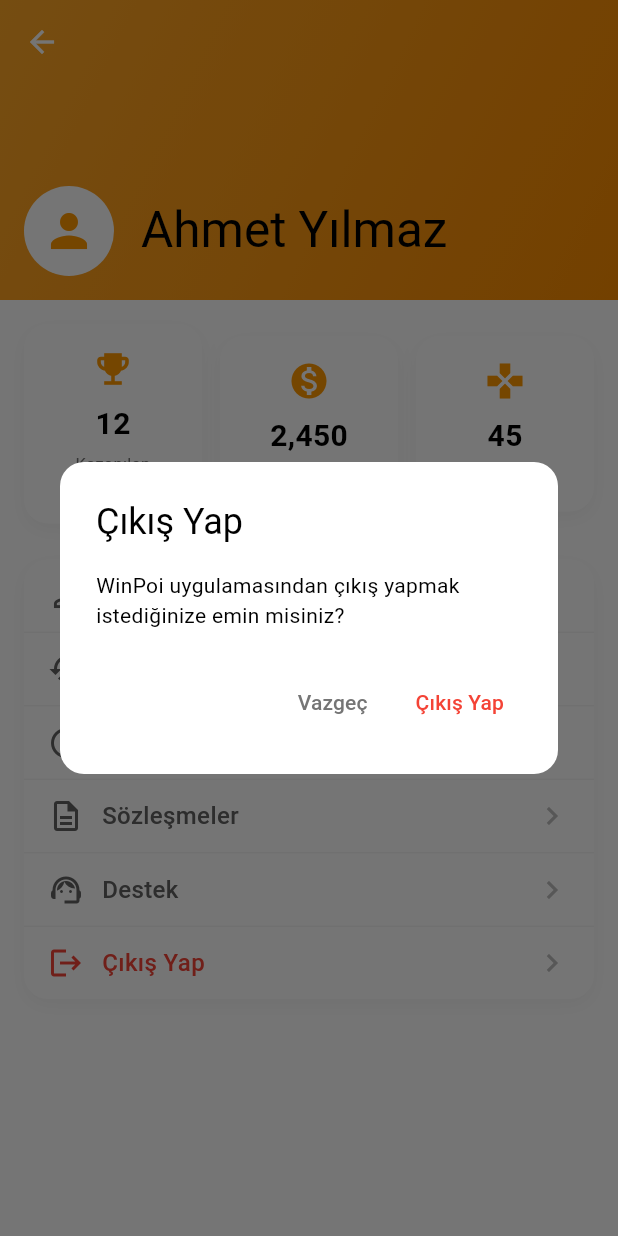
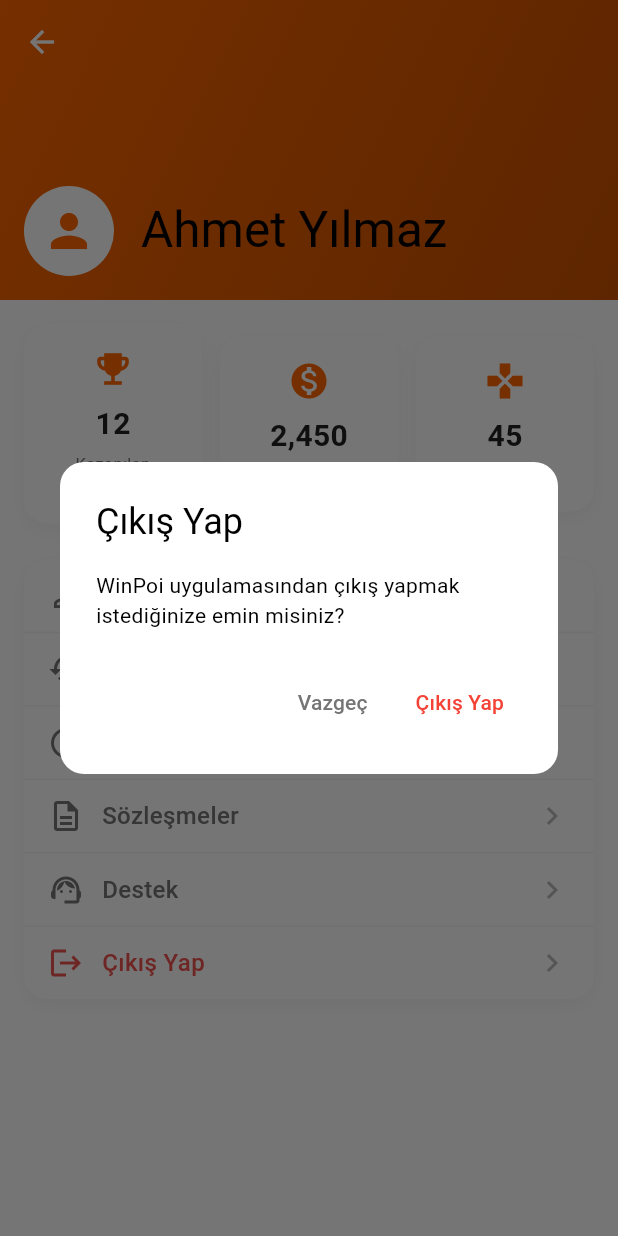
Before and after one commit to furkanozcel/winpoiIlk, a Flutter app: the ProfilePage screen opened directly, after a tap on "Çıkış Yap", on a phone screen of 412 x 824 dp. Run offline on Flutter 3.47's test engine with Material 3 defaults, Android fonts, the light colour scheme and no system bars; our stand-ins replace cloud_firestore, firebase_auth, firebase_core; accounts and stored records are empty; network calls fail.

Commit message:
tema değişti

```diff
--- a/lib/features/profile_page/presentation/pages/profile_page.dart
+++ b/lib/features/profile_page/presentation/pages/profile_page.dart
@@ -1,4 +1,5 @@
 import 'package:flutter/material.dart';
+import 'package:winpoi/core/theme/app_theme.dart';
 import 'package:winpoi/features/profile_page/presentation/pages/about_app_page.dart';
 import 'package:winpoi/features/profile_page/presentation/pages/agreements_page.dart';
 import 'package:winpoi/features/profile_page/presentation/pages/game_history_page.dart';
@@ -16,6 +17,7 @@ class _ProfilePageState extends State<ProfilePage> {
   @override
   Widget build(BuildContext context) {
     return Scaffold(
+      backgroundColor: AppTheme.backgroundColor,
       body: CustomScrollView(
         slivers: [
           SliverAppBar(
@@ -23,13 +25,13 @@ class _ProfilePageState extends State<ProfilePage> {
             pinned: true,
             flexibleSpace: FlexibleSpaceBar(
               background: Container(
-                decoration: BoxDecoration(
+                decoration: const BoxDecoration(
                   gradient: LinearGradient(
                     begin: Alignment.topLeft,
                     end: Alignment.bottomRight,
                     colors: [
-                      Colors.orange.shade400,
-                      Colors.orange.shade600,
+                      AppTheme.primaryColor,
+                      AppTheme.primaryDarkColor,
                     ],
                   ),
                 ),
@@ -39,7 +41,7 @@ class _ProfilePageState extends State<ProfilePage> {
                   CircleAvatar(
                     radius: 20,
                     backgroundColor: Colors.white,
-                    child: Icon(Icons.person, color: Colors.orange),
+                    child: Icon(Icons.person, color: AppTheme.primaryColor),
                   ),
                   SizedBox(width: 12),
                   Text('Ahmet Yılmaz'),
@@ -83,7 +85,6 @@ class _ProfilePageState extends State<ProfilePage> {
                     ],
                   ),
                   const SizedBox(height: 24),
-
                   // Menü Listesi
                   _buildMenuSection(context),
                 ],
@@ -103,7 +104,7 @@ class _ProfilePageState extends State<ProfilePage> {
     return Container(
       padding: const EdgeInsets.all(16),
       decoration: BoxDecoration(
-        color: Colors.white,
+        color: AppTheme.surfaceColor,
         borderRadius: BorderRadius.circular(16),
         boxShadow: [
           BoxShadow(
@@ -115,20 +116,21 @@ class _ProfilePageState extends State<ProfilePage> {
       ),
       child: Column(
         children: [
-          Icon(icon, color: Colors.orange, size: 28),
+          Icon(icon, color: AppTheme.primaryColor, size: 28),
           const SizedBox(height: 8),
           Text(
             value,
-            style: const TextStyle(
+            style: TextStyle(
               fontSize: 20,
               fontWeight: FontWeight.bold,
+              color: AppTheme.textPrimaryColor,
             ),
           ),
           const SizedBox(height: 4),
           Text(
             title,
             style: TextStyle(
-              color: Colors.grey.shade600,
+              color: AppTheme.textSecondaryColor,
               fontSize: 11,
             ),
             textAlign: TextAlign.center,
@@ -141,7 +143,7 @@ class _ProfilePageState extends State<ProfilePage> {
   Widget _buildMenuSection(BuildContext context) {
     return Container(
       decoration: BoxDecoration(
-        color: Colors.white,
+        color: AppTheme.surfaceColor,
         borderRadius: BorderRadius.circular(16),
         boxShadow: [
           BoxShadow(
@@ -156,45 +158,38 @@ class _ProfilePageState extends State<ProfilePage> {
           _buildMenuItem(
             icon: Icons.person_outline,
             title: 'Profil Bilgileri',
-            onTap: () {
-              Navigator.push(
-                  context,
-                  MaterialPageRoute(
-                      builder: (context) => const ProfileDetailsPage()));
-            },
+            onTap: () => Navigator.push(
+              context,
+              MaterialPageRoute(
+                  builder: (context) => const ProfileDetailsPage()),
+            ),
           ),
           _buildDivider(),
           _buildMenuItem(
             icon: Icons.history,
             title: 'Oyun Geçmişi',
-            onTap: () {
-              Navigator.push(
-                  context,
-                  MaterialPageRoute(
-                      builder: (context) => const GameHistoryPage()));
-            },
+            onTap: () => Navigator.push(
+              context,
+              MaterialPageRoute(builder: (context) => const GameHistoryPage()),
+            ),
           ),
           _buildDivider(),
           _buildMenuItem(
             icon: Icons.info_outline,
             title: 'Uygulama Hakkında',
-            onTap: () {
-              Navigator.push(
-                  context,
-                  MaterialPageRoute(
-                      builder: (context) => const AboutAppPage()));
-            },
+            onTap: () => Navigator.push(
+              context,
+              MaterialPageRoute(builder: (context) => const AboutAppPage()),
+            ),
           ),
           _buildDivider(),
           _buildMenuItem(
             icon: Icons.description_outlined,
             title: 'Sözleşmeler',
-            onTap: () {
-              Navigator.push(
-                  context,
-                  MaterialPageRoute(
-                      builder: (context) => const AgreementsPage()));
-            },
+            onTap: () => Navigator.push(
+              context,
+              MaterialPageRoute(builder: (context) => const AgreementsPage()),
+            ),
           ),
           _buildDivider(),
           _buildMenuItem(
@@ -206,7 +201,7 @@ class _ProfilePageState extends State<ProfilePage> {
           _buildMenuItem(
             icon: Icons.logout,
             title: 'Çıkış Yap',
-            textColor: Colors.red,
+            textColor: AppTheme.errorColor,
             onTap: () async {
               final result = await showDialog<bool>(
                 context: context,
@@ -215,10 +210,6 @@ class _ProfilePageState extends State<ProfilePage> {
 
               if (result == true) {
                 // Çıkış işlemleri burada yapılacak
-                // Örneğin:
-                // - Token'ı sil
-                // - Kullanıcı verilerini temizle
-                // - Login sayfasına yönlendir
               }
             },
           ),
@@ -242,21 +233,21 @@ class _ProfilePageState extends State<ProfilePage> {
             Icon(
               icon,
               size: 24,
-              color: textColor ?? Colors.grey.shade700,
+              color: textColor ?? AppTheme.textSecondaryColor,
             ),
             const SizedBox(width: 12),
             Text(
               title,
               style: TextStyle(
                 fontSize: 16,
-                color: textColor ?? Colors.grey.shade700,
+                color: textColor ?? AppTheme.textSecondaryColor,
                 fontWeight: FontWeight.w500,
               ),
             ),
             const Spacer(),
             Icon(
               Icons.chevron_right,
-              color: Colors.grey.shade400,
+              color: AppTheme.textSecondaryColor.withOpacity(0.5),
             ),
           ],
         ),
```
Also changed, not shown: lib/features/auth/presentation/pages/register_page.dart (+51 -0 lines), lib/features/leadboard_page/presentation/pages/leading_board.dart (+15 -11 lines).
